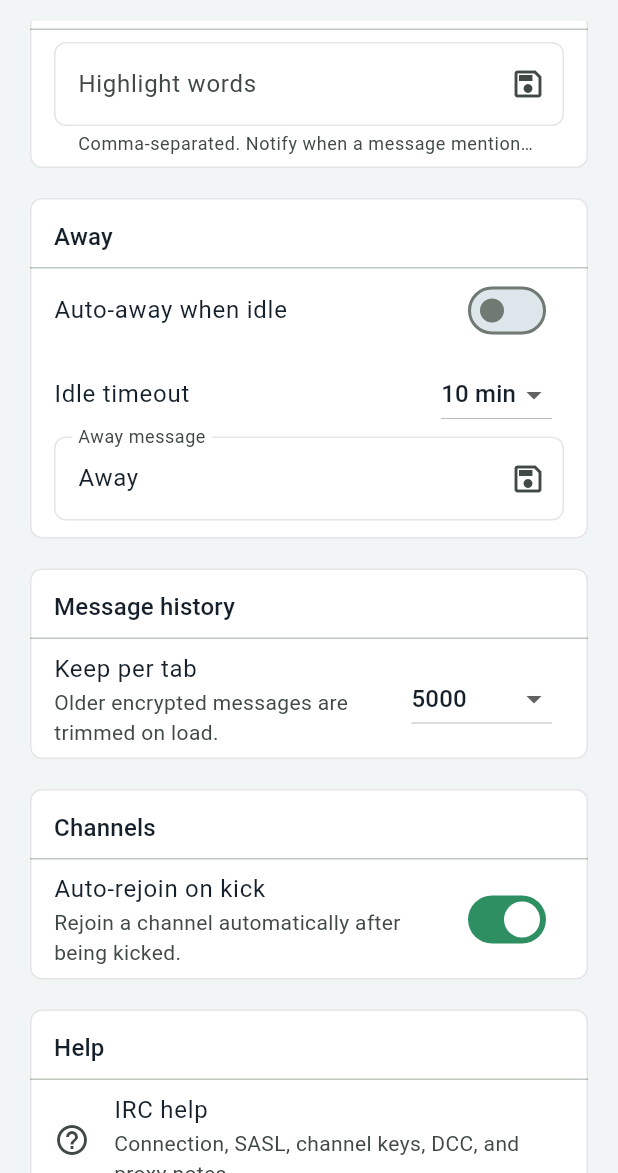
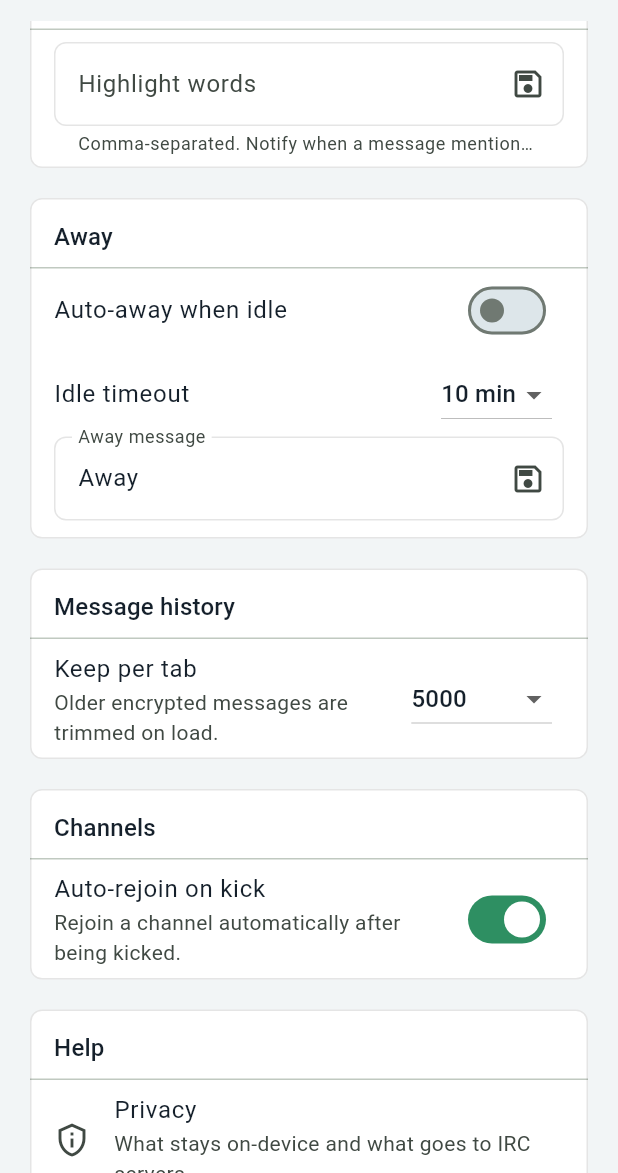
Before and after one commit to AndroidIRCx/AndroidIRCx-Flutter, a Flutter app: the SettingsScreen screen opened directly, scrolled down 2304 dp, on a phone screen of 412 x 824 dp, the part 63-1236 px from its top. Run offline on Flutter 3.47's test engine with Material 3 defaults, Android fonts, the phone set to English and light mode, and no system bars; our stand-ins replace drift, flutter_secure_storage, image_picker, in_app_review, local_auth, shared_preferences and 1 more; missing offline and left inert: cryptography; accounts and stored records are empty; generated files the repository leaves out were written again.

Commit message:
fix: trim Help menu and add safe area to server directory
Remove IRC help, Support and Release audit from Settings (not part of the
reference app) and their now-unused help texts. Show the server directory
sheet below the status bar via useSafeArea.

```diff
--- a/lib/features/connections/presentation/server_directory_picker.dart
+++ b/lib/features/connections/presentation/server_directory_picker.dart
@@ -29,6 +29,7 @@ Future<void> showServerDirectoryPicker(
   final selected = await showModalBottomSheet<ServerPreset>(
     context: context,
     isScrollControlled: true,
+    useSafeArea: true,
     builder: (sheetContext) {
       return SafeArea(
         child: ListView(
--- a/lib/features/settings/presentation/settings_screen.dart
+++ b/lib/features/settings/presentation/settings_screen.dart
@@ -705,17 +705,6 @@ class _SettingsScreenState extends State<SettingsScreen> {
                     title: 'Help',
                     children: [
                       ListTile(
-                        key: const Key('settings-help-topic'),
-                        leading: const Icon(Icons.help_outline),
-                        title: const Text('IRC help'),
-                        subtitle: const Text(
-                          'Connection, SASL, channel keys, DCC, and proxy notes.',
-                        ),
-                        onTap: () =>
-                            _showInfoDialog(title: 'IRC help', body: _helpText),
-                      ),
-                      const Divider(height: 1),
-                      ListTile(
                         key: const Key('settings-privacy-topic'),
                         leading: const Icon(Icons.privacy_tip_outlined),
                         title: const Text('Privacy'),
@@ -751,32 +740,6 @@ class _SettingsScreenState extends State<SettingsScreen> {
                           MaterialPageRoute<void>(
                             builder: (_) => const BackupScreen(),
                           ),
-                        ),
-                      ),
-                      const Divider(height: 1),
-                      ListTile(
-                        key: const Key('settings-support-topic'),
-                        leading: const Icon(Icons.support_agent_outlined),
-                        title: const Text('Support'),
-                        subtitle: const Text(
-                          'What to include when reporting a connection issue.',
-                        ),
-                        onTap: () => _showInfoDialog(
-                          title: 'Support',
-                          body: _supportText,
-                        ),
-                      ),
-                      const Divider(height: 1),
-                      ListTile(
-                        key: const Key('settings-release-audit-topic'),
-                        leading: const Icon(Icons.verified_outlined),
-                        title: const Text('Release audit'),
-                        subtitle: const Text(
-                          'Package, version, permissions, and signing gates.',
-                        ),
-                        onTap: () => _showInfoDialog(
-                          title: 'Release audit',
-                          body: _releaseAuditText,
                         ),
                       ),
                       const Divider(height: 1),
@@ -1031,41 +994,12 @@ class _SettingsScreenState extends State<SettingsScreen> {
   }
 }
 
-const String _helpText = '''
-Use TLS where the network supports it. SASL PLAIN, SCRAM-SHA-256, and EXTERNAL are negotiated through IRCv3 CAP.
-
-NickServ fallback is only sent when SASL is configured but unavailable, rejected, or incomplete after registration. The fallback uses the SASL account and password and redacts the password from raw logs.
-
-Auto-join channel keys are stored with other network secrets and are redacted from public JSON and raw JOIN logs.
-
-DCC SEND and CHAT run through foreground transfer state. Reverse/passive DCC support depends on the other client and the network path.
-
-SOCKS5 proxy mode sends the IRC host name to the proxy for remote DNS, which is required for Tor-style routing.
-''';
-
 const String _privacyText = '''
 Network passwords, SASL passwords, proxy passwords, and auto-join channel keys are stored through the configured SecretStorage backend.
 
 IRC messages are sent to the networks you connect to. DCC transfers connect directly to the peer or through reverse/passive negotiation when available.
 
 The app does not include ads, analytics, crash reporting, WebRTC calls, scripting, or E2EE in the current release slice.
-''';
-
-const String _supportText = '''
-For connection issues, include the network host, port, TLS setting, SASL mechanism, proxy setting, Android version, and the redacted raw server-tab log.
-
-Do not send server passwords, SASL passwords, proxy passwords, channel keys, private keys, or downloaded file paths.
-''';
-
-const String _releaseAuditText = '''
-Android package: com.androidircx.flutter
-Version source: pubspec.yaml
-
-Permissions: INTERNET, ACCESS_NETWORK_STATE, FOREGROUND_SERVICE, FOREGROUND_SERVICE_REMOTE_MESSAGING, POST_NOTIFICATIONS.
-
-Release signing: android/key.properties is used when present. Local builds fall back to debug signing and are not Play Store upload artifacts.
-
-Device smoke gates: background connection runtime, multi-network foreground service, DCC transfer lifetime, notifications, and proxy/Tor connection.
 ''';
 
 class _SettingsSection extends StatelessWidget {
```
Also changed, not shown: 1 other file.
